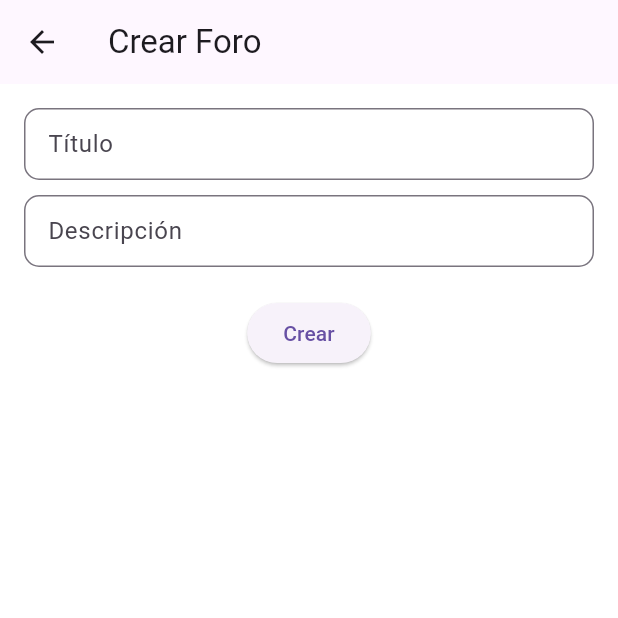
After one commit to pablohernandez27/EduConnect, a Flutter app: the screen it shows once a user with an empty profile is signed in, after a tap on the "add" icon, on a phone screen of 412 x 824 dp, the top half of it. The commit adds this screen. Run offline on Flutter 3.47's test engine with Material 3 defaults, Android fonts, the phone set to English and light mode, and no system bars; our stand-ins replace cloud_firestore, firebase_auth, firebase_core; accounts and stored records are empty.

Commit message:
Idea inicial de foro con cloud firestore

```diff
--- a/lib/main.dart
+++ b/lib/main.dart
@@ -2,8 +2,8 @@ import 'package:educonnect/firebase_options.dart';
 import 'package:firebase_auth/firebase_auth.dart';
 import 'package:firebase_core/firebase_core.dart';
 import 'package:flutter/material.dart';
-import 'home_screen.dart';
-import 'login_screen.dart';
+import 'screen/home_screen.dart';
+import 'user_authentication/login_screen.dart';
 
 
 
--- /dev/null
+++ b/lib/models/foro.dart
@@ -0,0 +1,27 @@
+import 'package:cloud_firestore/cloud_firestore.dart';
+
+class Foro {
+  final String id;
+  final String title;
+  final String description;
+  final String createdBy;
+  final DateTime createdAt;
+
+  Foro({
+    required this.id,
+    required this.title,
+    required this.description,
+    required this.createdBy,
+    required this.createdAt,
+  });
+
+  factory Foro.fromMap(String id, Map<String, dynamic> data) {
+    return Foro(
+      id: id,
+      title: data['title'],
+      description: data['description'],
+      createdBy: data['createdBy'],
+      createdAt: (data['createdAt'] as Timestamp).toDate(),
+    );
+  }
+}
--- /dev/null
+++ b/lib/models/post.dart
@@ -0,0 +1,24 @@
+import 'package:cloud_firestore/cloud_firestore.dart';
+
+class Post {
+  final String id;
+  final String text;
+  final String createdBy;
+  final DateTime createdAt;
+
+  Post({
+    required this.id,
+    required this.text,
+    required this.createdBy,
+    required this.createdAt,
+  });
+
+  factory Post.fromMap(String id, Map<String, dynamic> data) {
+    return Post(
+      id: id,
+      text: data['text'],
+      createdBy: data['createdBy'],
+      createdAt: (data['createdAt'] as Timestamp).toDate(),
+    );
+  }
+}
--- /dev/null
+++ b/lib/screen/create_foro_screen.dart
@@ -0,0 +1,46 @@
+import 'package:firebase_auth/firebase_auth.dart';
+import 'package:flutter/material.dart';
+import '../services/firestore_service.dart';
+
+class CreateForoScreen extends StatelessWidget {
+  final _titleController = TextEditingController();
+  final _descController = TextEditingController();
+  final _firestoreService = FirestoreService();
+
+  @override
+  Widget build(BuildContext context) {
+    return Scaffold(
+      appBar: AppBar(title: Text('Crear Foro')),
+      body: Padding(
+        padding: const EdgeInsets.all(16.0),
+        child: Column(
+          children: [
+            TextField(controller: _titleController, decoration: InputDecoration(labelText: 'Título')),
+            SizedBox(height: 10,),
+            TextField(controller: _descController, decoration: InputDecoration(labelText: 'Descripción')),
+            SizedBox(height: 20),
+            ElevatedButton(
+              onPressed: () {
+                //Verificar que se ha introducido el título y la descripción
+                if(_titleController.text.isEmpty && _descController.text.isEmpty){
+                  ScaffoldMessenger.of(context).showSnackBar(
+                    SnackBar(content: Text('Título y descripción son requeridos'))
+                  );
+                }else{
+                  final userId = FirebaseAuth.instance.currentUser?.email; // De tu Auth
+                  _firestoreService.createForo(
+                    _titleController.text,
+                    _descController.text,
+                    userId.toString(),
+                  );
+                  Navigator.pop(context);
+                }
+              },
+              child: Text('Crear'),
+            ),
+          ],
+        ),
+      ),
+    );
+  }
+}
--- /dev/null
+++ b/lib/screen/home_screen.dart
@@ -0,0 +1,46 @@
+import 'package:flutter/material.dart';
+import '../services/firestore_service.dart';
+import '../models/foro.dart';
+import 'foro_screen.dart';
+import 'create_foro_screen.dart';
+
+class HomeScreen extends StatelessWidget {
+  final _firestoreService = FirestoreService();
+
+  @override
+  Widget build(BuildContext context) {
+    return Scaffold(
+      appBar: AppBar(title: Text('Foros')),
+      body: StreamBuilder<List<Foro>>(
+        stream: _firestoreService.getForos(),
+        builder: (context, snapshot) {
+          if (!snapshot.hasData) return Center(child: CircularProgressIndicator());
+          final foros = snapshot.data!;
+          return ListView.builder(
+            itemCount: foros.length,
+            itemBuilder: (context, index) {
+              final foro = foros[index];
+              return ListTile(
+                title: Text(foro.title),
+                subtitle: Text(foro.description),
+                onTap: () {
+                  Navigator.push(context, MaterialPageRoute(
+                    builder: (_) => ForoScreen(foro: foro),
+                  ));
+                },
+              );
+            },
+          );
+        },
+      ),
+      floatingActionButton: FloatingActionButton(
+        onPressed: () {
+          Navigator.push(context, MaterialPageRoute(
+            builder: (_) => CreateForoScreen(),
+          ));
+        },
+        child: Icon(Icons.add),
+      ),
+    );
+  }
+}
--- /dev/null
+++ b/lib/services/firestore_service.dart
@@ -0,0 +1,38 @@
+import 'package:cloud_firestore/cloud_firestore.dart';
+import '../models/foro.dart';
+import '../models/post.dart';
+
+class FirestoreService {
+  final _db = FirebaseFirestore.instance;
+
+  Stream<List<Foro>> getForos() {
+    return _db.collection('foros').orderBy('createdAt').snapshots().map(
+            (snapshot) => snapshot.docs.map(
+              (doc) => Foro.fromMap(doc.id, doc.data()),
+        ).toList());
+  }
+
+  Stream<List<Post>> getPosts(String foroId) {
+    return _db.collection('foros').doc(foroId).collection('posts').orderBy('createdAt').snapshots().map(
+            (snapshot) => snapshot.docs.map(
+              (doc) => Post.fromMap(doc.id, doc.data()),
+        ).toList());
+  }
+
+  Future<void> createForo(String title, String description, String userId) async {
+    await _db.collection('foros').add({
+      'title': title,
+      'description': description,
+      'createdBy': userId,
+      'createdAt': FieldValue.serverTimestamp(),
+    });
+  }
+
+  Future<void> createPost(String foroId, String text, String userId) async {
+    await _db.collection('foros').doc(foroId).collection('posts').add({
+      'text': text,
+      'createdBy': userId,
+      'createdAt': FieldValue.serverTimestamp(),
+    });
+  }
+}
--- a/lib/login_screen.dart
+++ b/lib/user_authentication/login_screen.dart
@@ -1,6 +1,6 @@
-import 'package:educonnect/home_screen.dart';
+import 'package:educonnect/screen/home_screen.dart';
 import 'package:educonnect/main.dart';
-import 'package:educonnect/register_screen.dart';
+import 'package:educonnect/user_authentication/register_screen.dart';
 import 'package:flutter/material.dart';
 import 'package:firebase_auth/firebase_auth.dart';
 
--- a/lib/register_screen.dart
+++ b/lib/user_authentication/register_screen.dart
@@ -1,4 +1,4 @@
-import 'package:educonnect/login_screen.dart';
+import 'package:educonnect/user_authentication/login_screen.dart';
 import 'package:firebase_auth/firebase_auth.dart';
 import 'package:flutter/cupertino.dart';
 import 'package:flutter/material.dart';
--- a/pubspec.yaml
+++ b/pubspec.yaml
@@ -32,6 +32,7 @@ dependencies:
     sdk: flutter
   firebase_core: ^3.13.0
   firebase_auth: ^5.5.2
+  cloud_firestore: ^5.6.6
 
   # The following adds the Cupertino Icons font to your application.
   # Use with the CupertinoIcons class for iOS style icons.
```
Also changed, not shown: lib/home_screen.dart (deleted, +0 -35 lines), lib/screen/create_post_screen.dart (added, +46 -0 lines), lib/screen/foro_screen.dart (added, +44 -0 lines), pubspec.lock, 7 other files.
